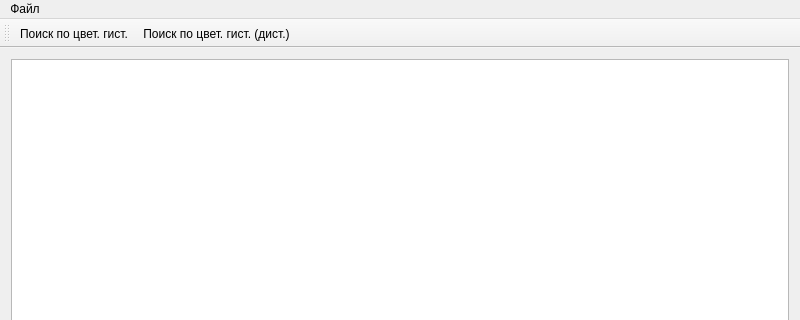
Old version of the form mainwindow.ui in the repository andrew-k-21-12/aioi3; both pictures show x 0 to 800 and y 0 to 320 of the 800 by 600 pixel window.
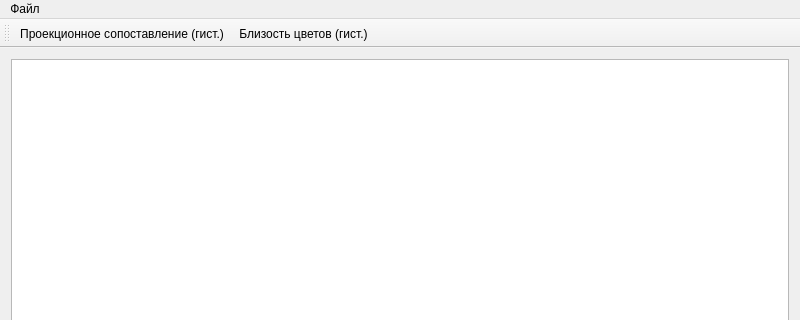
New version of the form.

What changed in the file:
```diff
--- a/mainwindow.ui
+++ b/mainwindow.ui
@@ -132,12 +132,12 @@
   </action>
   <action name="actionColorHistogram">
    <property name="text">
-    <string>Поиск по цвет. гист.</string>
+    <string>Проекционное сопоставление (гист.)</string>
    </property>
   </action>
   <action name="actionShapeHistogramDistance">
    <property name="text">
-    <string>Поиск по цвет. гист. (дист.)</string>
+    <string>Близость цветов (гист.)</string>
    </property>
   </action>
   <action name="actionLoad">
```
